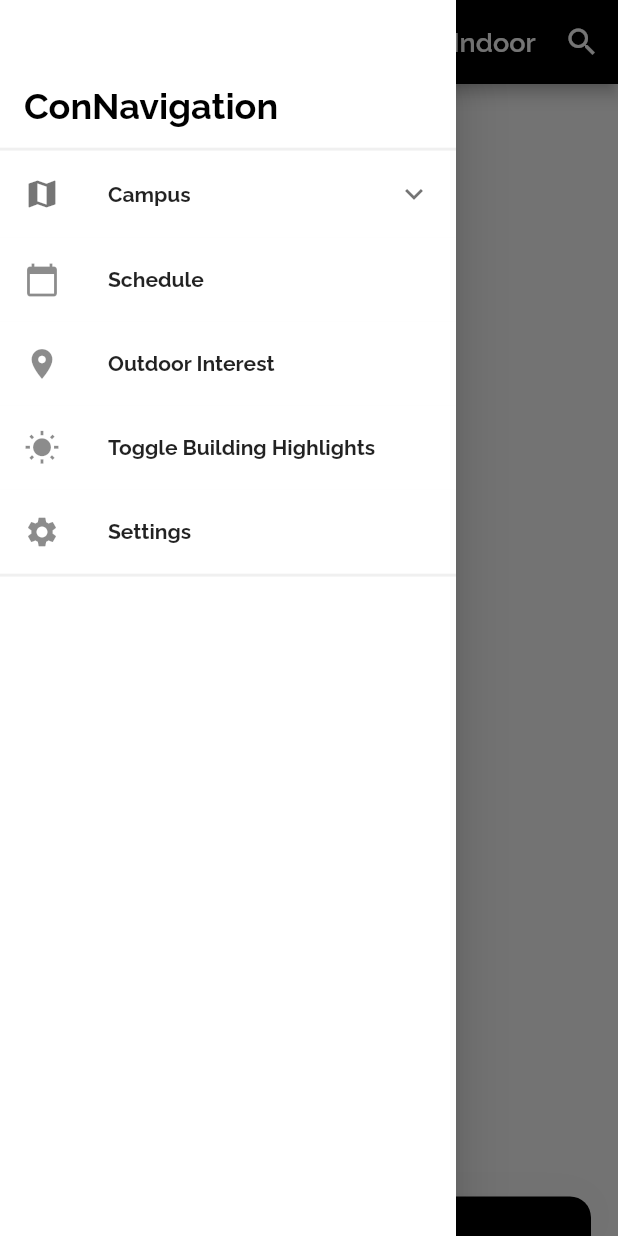
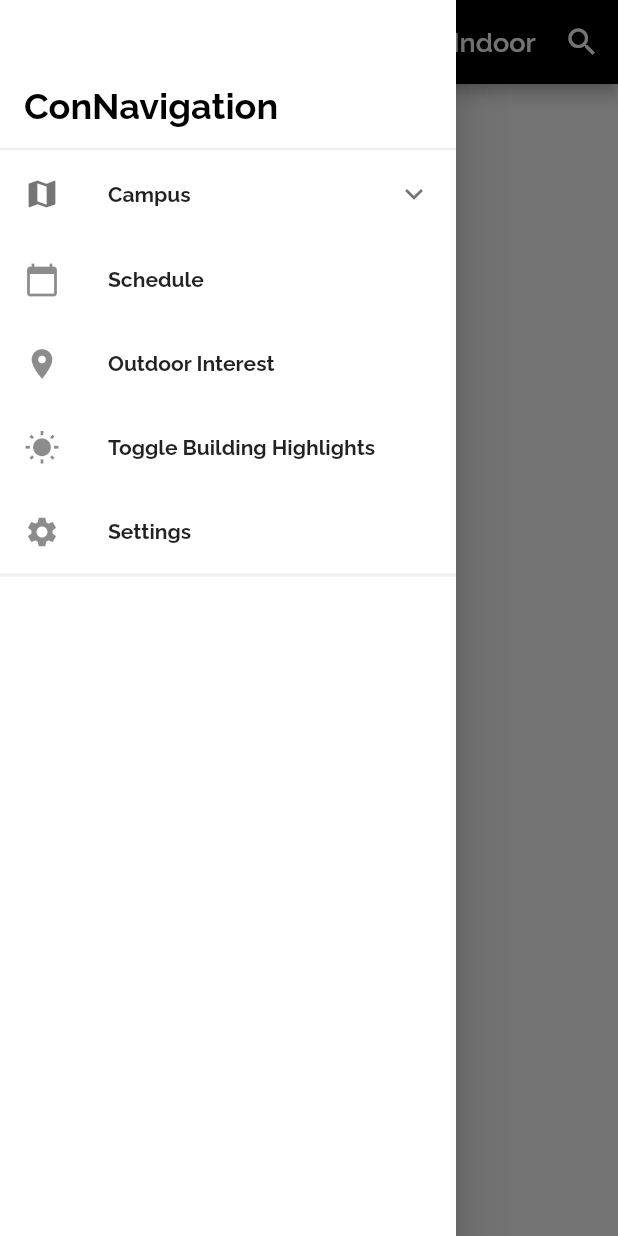
Before and after one commit to m-rahme/ConcordiaNavigation, a Flutter app: the HomePage screen opened by its route, with the side drawer open, on a phone screen of 412 x 824 dp. Run offline on Flutter 3.47's test engine with Material 2 defaults, Android fonts, the phone set to English and light mode, and no system bars; drawn by our look-alikes of sliding_up_panel; our stand-ins replace flutter_svg, google_fonts, google_maps_flutter, location; missing offline and left inert: device_calendar, flutter_polyline_points, zoom_widget; accounts and stored records are empty.

Commit message:
#164 - More minor UI changes to Directions Drawer

```diff
--- a/lib/widgets/outdoor/map_page.dart
+++ b/lib/widgets/outdoor/map_page.dart
@@ -14,11 +14,11 @@ class MapPage extends StatelessWidget {
   @override
   Widget build(BuildContext context) {
     return SlidingUpPanel(
-      margin: const EdgeInsets.fromLTRB(18.0, 18.0, 18.0, 0.0),
+      margin: const EdgeInsets.fromLTRB(18.0, 18.0, 18.0, 18.0),
       controller: Provider.of<MapData>(context, listen: false).panelController,
       maxHeight: SizeConfig.safeBlockVertical * 85,
       minHeight: Provider.of<MapData>(context).itinerary == null
-          ? SizeConfig.safeBlockVertical * 3.2
+          ? SizeConfig.safeBlockVertical * 0
           : SizeConfig.safeBlockVertical * 24,
       defaultPanelState: PanelState.CLOSED,
       backdropEnabled: true,
```
